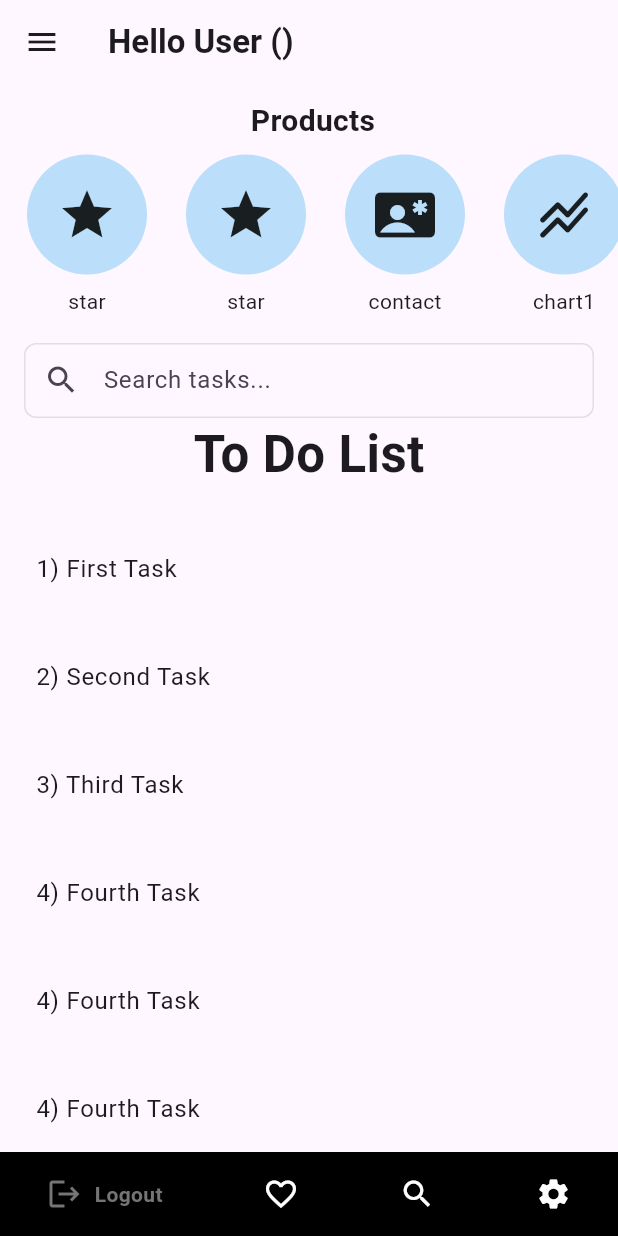
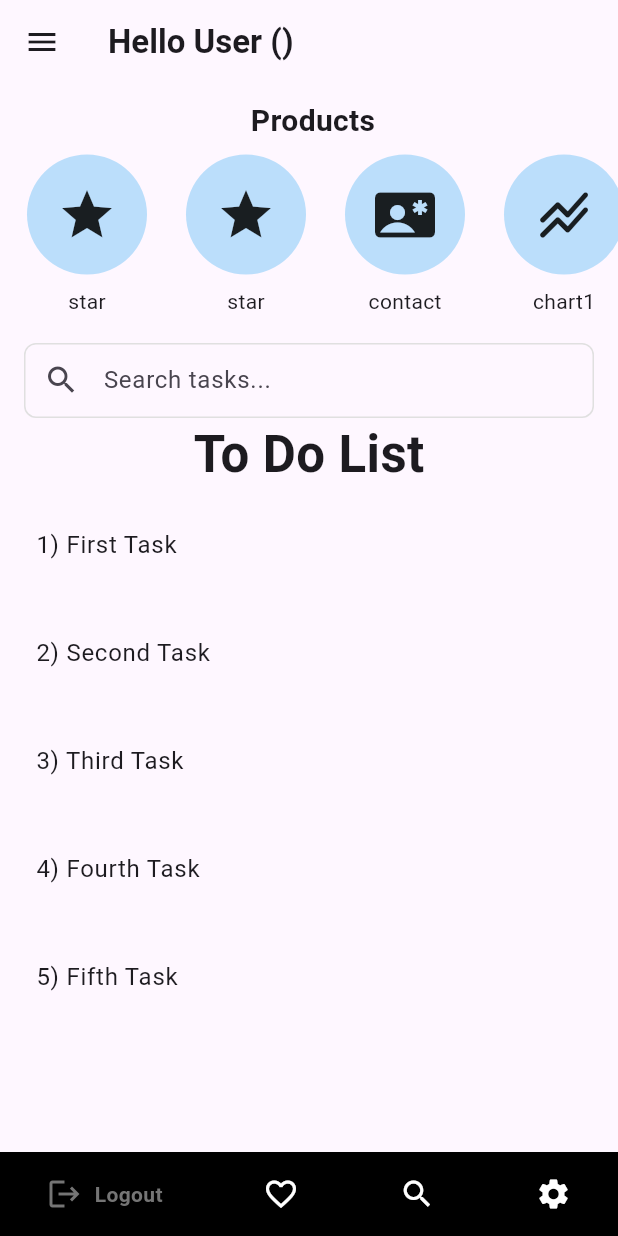
Before and after one commit to Aryan11m/inventoy_app_modules, a Flutter app: the MyHomePage screen opened by its route, on a phone screen of 412 x 824 dp. Run offline on Flutter 3.47's test engine with Material 3 defaults, Android fonts, the phone set to English and light mode, and no system bars; drawn by our look-alikes of google_nav_bar; our stand-ins replace get, hive, hive_flutter; accounts and stored records are empty.

Commit message:
Filtering listtile

```diff
--- a/lib/page.dart
+++ b/lib/page.dart
@@ -18,9 +18,17 @@ class _MyHomePageState extends State<MyHomePage> {
   final SearchController controller = SearchController();
   String userName = "";
   String userRole = "";
-  bool isSearching = false;
+  // bool isSearching = false;
 
   int _selectedIndex = 0;
+
+  final List<String> _tasks = [
+    '1) First Task',
+    '2) Second Task',
+    '3) Third Task',
+    '4) Fourth Task',
+    '5) Fifth Task',
+  ];
 
   @override
   void initState() {
@@ -68,13 +76,13 @@ class _MyHomePageState extends State<MyHomePage> {
   }
 
   // List of items for search suggestions
-  final List<String> _searchItems = [
-    '1) First Task',
-    '2) Second Task',
-    '3) Third Task',
-    '4) Fourth Task',
-    '5) Fifth Task',
-  ];
+  // final List<String> _searchItems = [
+  //   '1) First Task',
+  //   '2) Second Task',
+  //   '3) Third Task',
+  //   '4) Fourth Task',
+  //   '5) Fifth Task',
+  // ];
 
   @override
   Widget build(BuildContext context) {
@@ -146,10 +154,7 @@ class _MyHomePageState extends State<MyHomePage> {
           // Custom Search with Dropdown
           Padding(
             padding: const EdgeInsets.symmetric(horizontal: 16.0),
-            child: Column(
-              children: [
-                // Search Bar
-                Container(
+            child: Container(
               decoration: BoxDecoration(
                 borderRadius: BorderRadius.circular(8),
                 border: Border.all(color: Colors.grey.shade300),
@@ -164,83 +169,15 @@ class _MyHomePageState extends State<MyHomePage> {
                 ),
                 onChanged: (value) {
                   setState(() {
-                        isSearching = value.isNotEmpty;
+                    // This will trigger a rebuild and filter the list
                   });
                 },
-                    onSubmitted: (value) {
-                      if (_searchItems.any(
-                        (item) =>
-                            item.toLowerCase().contains(value.toLowerCase()),
-                      )) {
-                        setState(() {
-                          // Keep only the matched item selected
-                          ScaffoldMessenger.of(context).showSnackBar(
-                            SnackBar(content: Text('Selected: $value')),
-                          );
-                          isSearching = false;
-                        });
-                      }
-                      // Hide dropdown after submission
-                      // setState(() {
-                      //   isSearching = false;
-                      // });
-                    },
               ),
-                ),
-
-                // Dropdown Menu (only visible when searching)
-                if (isSearching)
-                  Container(
-                    decoration: BoxDecoration(
-                      color: Colors.white,
-                      borderRadius: BorderRadius.circular(8),
-                      boxShadow: [
-                        BoxShadow(
-                          color: Colors.grey.withOpacity(0.3),
-                          spreadRadius: 1,
-                          blurRadius: 5,
-                          offset: const Offset(0, 3),
-                        ),
-                      ],
-                    ),
-                    constraints: const BoxConstraints(maxHeight: 200),
-                    width: double.infinity,
-                    child: ListView(
-                      shrinkWrap: true,
-                      padding: EdgeInsets.zero,
-                      children:
-                          _searchItems
-                              .where(
-                                (item) => item.toLowerCase().contains(
-                                  controller.text.toLowerCase(),
-                                ),
-                              )
-                              .map(
-                                (item) => ListTile(
-                                  title: Text(item),
-                                  // leading: const Icon(Icons.task),
-                                  onTap: () {
-                                    setState(() {
-                                      controller.text = item;
-                                      isSearching = false;
-                                    });
-                                    ScaffoldMessenger.of(context).showSnackBar(
-                                      SnackBar(
-                                        content: Text('Selected: $item'),
-                                      ),
-                                    );
-                                  },
-                                ),
-                              )
-                              .toList(),
-                    ),
-                  ),
-              ],
             ),
           ),
 
           // Display selected item if any
-          if (controller.text.isNotEmpty && !isSearching)
+          if (controller.text.isNotEmpty)
             Padding(
               padding: const EdgeInsets.all(8.0),
               child: Text(
@@ -257,59 +194,26 @@ class _MyHomePageState extends State<MyHomePage> {
           Flexible(
             child: ListView(
               scrollDirection: Axis.vertical,
-              children: [
-                Padding(
+              children: _tasks
+                  .where((task) =>
+                      task.toLowerCase().contains(controller.text.toLowerCase()))
+                  .map((task) => Padding(
                         padding: const EdgeInsets.all(8.0),
-                  // child: Text(
-                  //   "To Do List",
-                  //   style: TextStyle(fontSize: 34, fontWeight: FontWeight.bold),
-                  // ),
+                        child: ListTile(
+                          title: Text(task),
+                          onTap: () {
+                            setState(() {
+                              controller.text = task;
+                            });
+                            ScaffoldMessenger.of(context).showSnackBar(
+                              SnackBar(
+                                content: Text('Selected: $task'),
                               ),
-                Padding(
-                  padding: const EdgeInsets.all(8.0),
-                  child: ListTile(title: Text('1) First Task')),
+                            );
+                          },
                         ),
-                Padding(
-                  padding: const EdgeInsets.all(8.0),
-                  child: ListTile(title: Text('2) Second Task')),
-                ),
-                Padding(
-                  padding: const EdgeInsets.all(8.0),
-                  child: ListTile(title: Text('3) Third Task')),
-                ),
-                Padding(
-                  padding: const EdgeInsets.all(8.0),
-                  child: ListTile(title: Text('4) Fourth Task')),
-                ),
-                Padding(
-                  padding: const EdgeInsets.all(8.0),
-                  child: ListTile(title: Text('4) Fourth Task')),
-                ),
-                Padding(
-                  padding: const EdgeInsets.all(8.0),
-                  child: ListTile(title: Text('4) Fourth Task')),
-                ),
-                Padding(
-                  padding: const EdgeInsets.all(8.0),
-                  child: ListTile(title: Text('4) Fourth Task')),
-                ),
-                Padding(
-                  padding: const EdgeInsets.all(8.0),
-                  child: ListTile(title: Text('4) Fourth Task')),
-                ),
-                Padding(
-                  padding: const EdgeInsets.all(8.0),
-                  child: ListTile(title: Text('4) Fourth Task')),
-                ),
-                Padding(
-                  padding: const EdgeInsets.all(8.0),
-                  child: ListTile(title: Text('4) Fourth Task')),
-                ),
-                Padding(
-                  padding: const EdgeInsets.all(8.0),
-                  child: ListTile(title: Text('4) Fourth Task')),
-                ),
-              ],
+                      ))
+                  .toList(),
             ),
           ),
         ],
```
Lines whose indentation alone changed are shown as unchanged.
